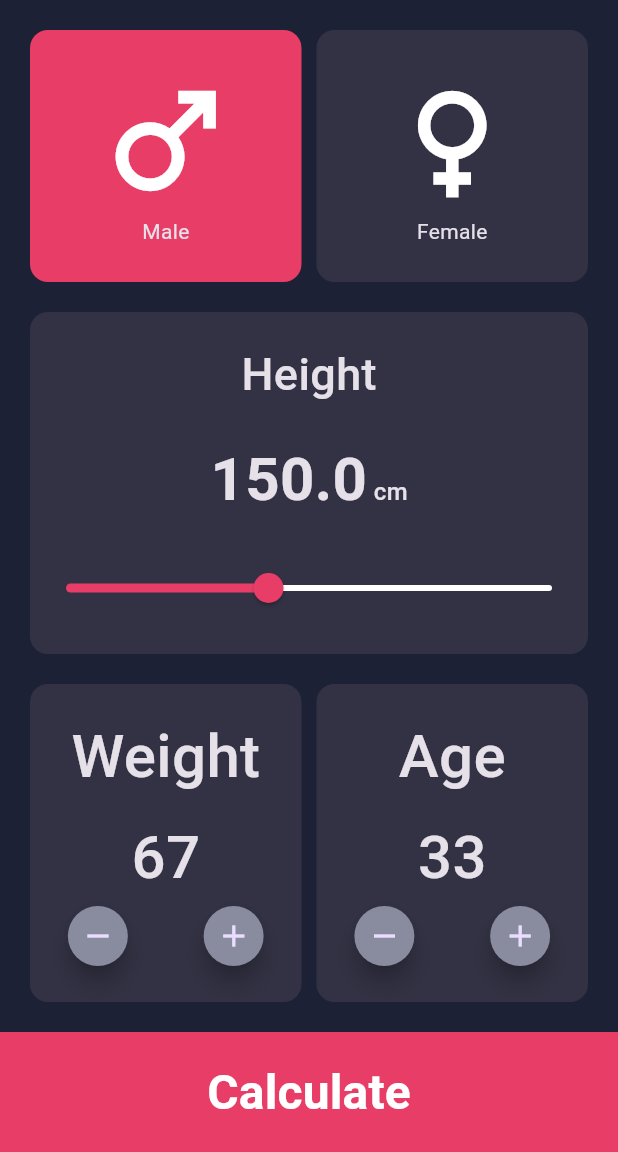
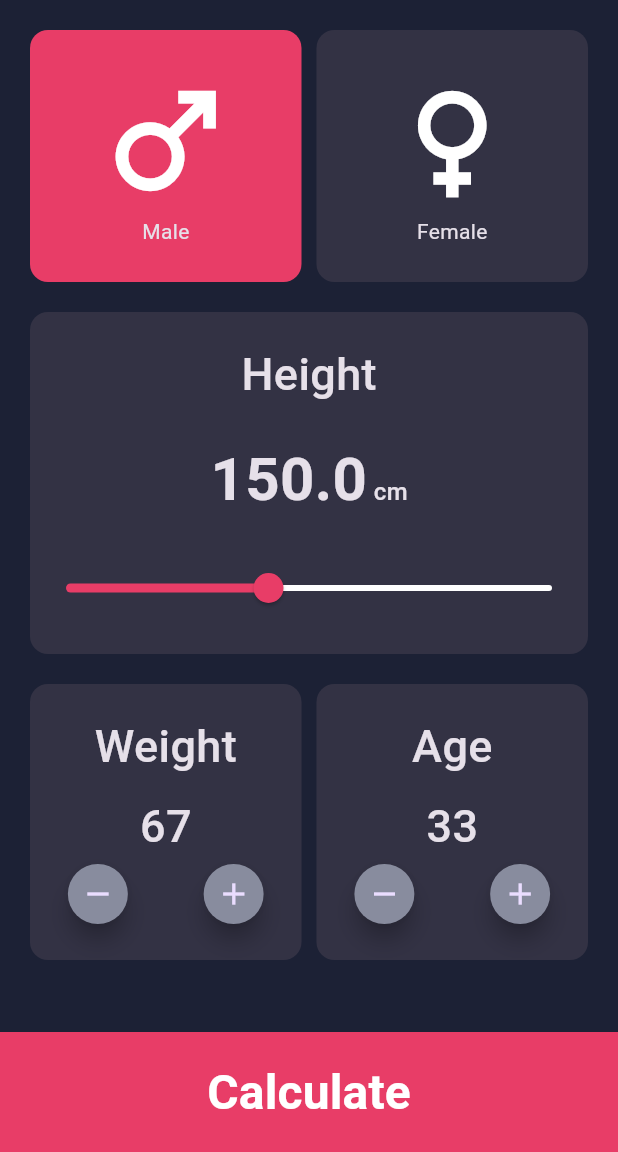
Before and after one commit to Hazem-elsayed-nassar/bmi_calculator, a Flutter app: the screen it shows after launch, on a phone screen of 412 x 824 dp, the part 84-1236 px from its top. Run offline on Flutter 3.47's test engine with Material 3 defaults, Android fonts, the phone set to English and light mode, and no system bars.

Commit message:
edit_font

```diff
--- a/lib/widgets/counter_container.dart
+++ b/lib/widgets/counter_container.dart
@@ -27,12 +27,12 @@ class CounterContainer extends StatelessWidget {
           children: [
             Text(
               title,
-              style: TextStyle(fontSize: 40, fontWeight: FontWeight.w500),
+              style: TextStyle(fontSize: 30, fontWeight: FontWeight.w500),
             ),
             SizedBox(height: 10),
             Text(
               value.toString(),
-              style: TextStyle(fontSize: 40, fontWeight: FontWeight.w500),
+              style: TextStyle(fontSize: 30, fontWeight: FontWeight.w500),
             ),
             Row(
               mainAxisAlignment: MainAxisAlignment.spaceAround,
```
